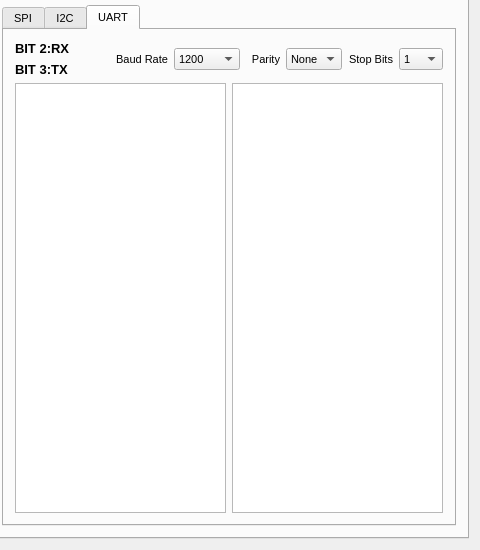
Qt form xprotolabinterface.ui (ganzziani/xscopes-qt) before a commit; both pictures show x 480 to 960 and y 111 to 661 of the 960 by 661 pixel window.
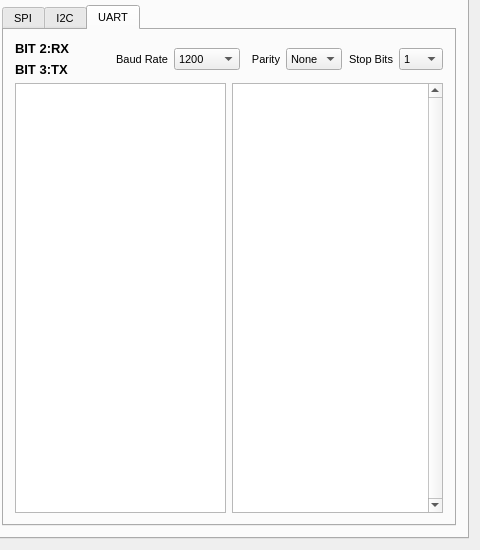
The same form after that commit. The open tabs and pages were chosen to show the change. Icons and pictures are not drawn. Custom widgets are drawn as their Qt base class.

The edit to the form file:
```diff
--- a/xprotolabinterface.ui
+++ b/xprotolabinterface.ui
@@ -3938,6 +3938,9 @@
                        <family>Courier</family>
                       </font>
                      </property>
+                     <property name="verticalScrollBarPolicy">
+                      <enum>Qt::ScrollBarAlwaysOn</enum>
+                     </property>
                     </widget>
                    </item>
                   </layout>
```
Left out of the diff: 19 changed lines with no effect on the pictures.
